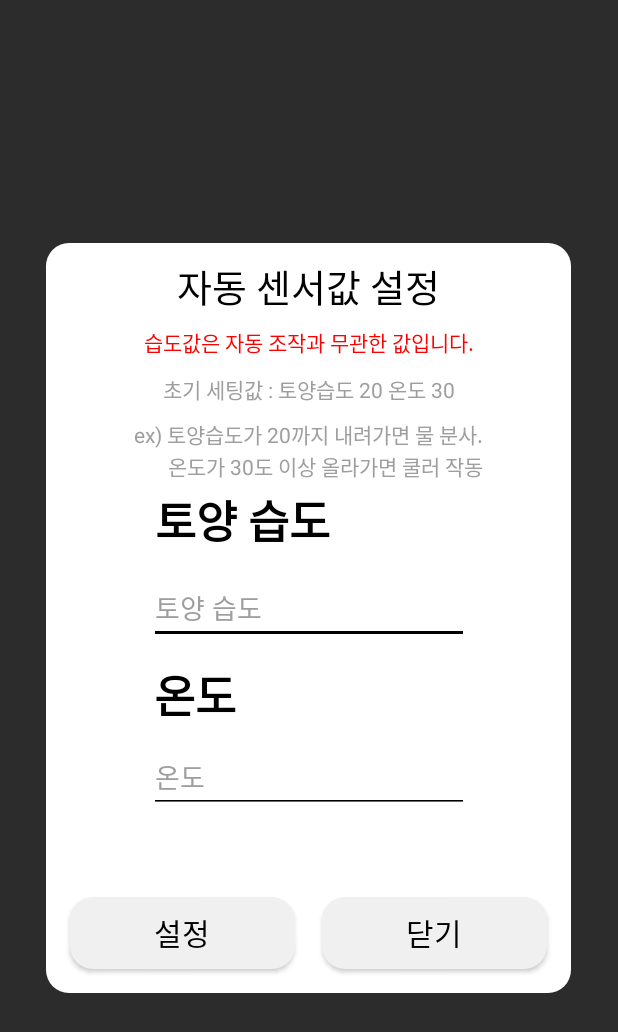
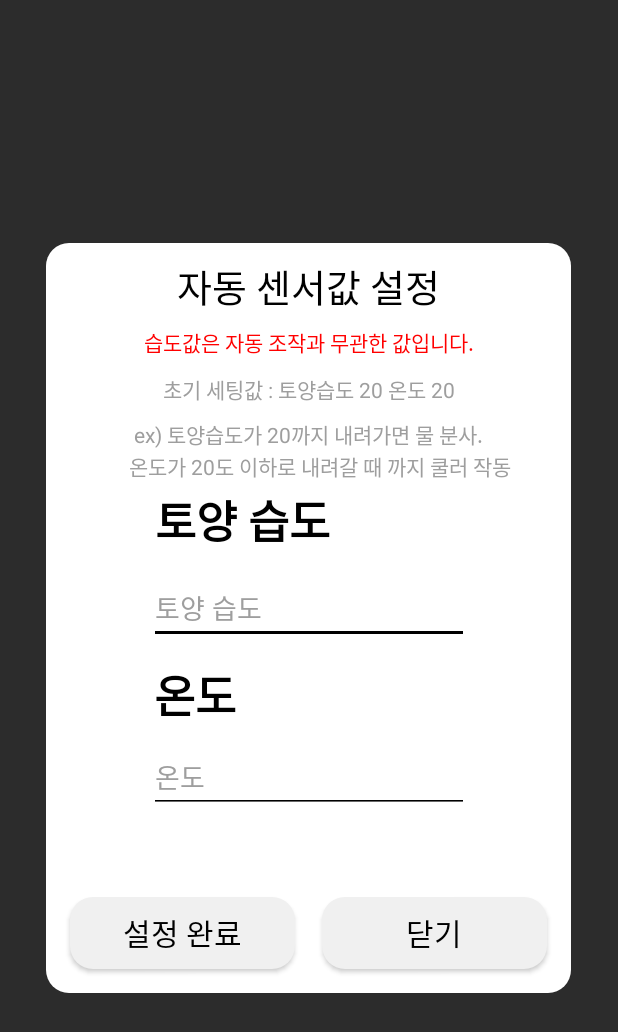
Before and after one commit to ggasin/PlantProject2, an Android app: the SettingAutoActivity screen opened directly, with no data from a screen before it, on a phone screen of 412 x 824 dp. Shown: the top 1032 px of the screen. Run offline under Robolectric (Android 15) with nearby library versions, the phone set to English and light mode, and no system bars; our stand-ins replace Firebase (no records; nobody signed in at launch, a user with empty details on screens opened directly).

```diff
--- a/app/src/main/java/com/example/plantproject/LoginActivity.java
+++ b/app/src/main/java/com/example/plantproject/LoginActivity.java
@@ -66,6 +66,7 @@ public class LoginActivity extends AppCompatActivity {
         mFirebaseAuth = FirebaseAuth.getInstance();
         mDatabaseRef = FirebaseDatabase.getInstance().getReference("plant");
         Pattern pattern = Patterns.EMAIL_ADDRESS;
+
         //로그인 버튼 리스너
         loginButton.setOnClickListener(new View.OnClickListener() {
                @Override
@@ -123,6 +124,9 @@ public class LoginActivity extends AppCompatActivity {
         goRegisterButton.setOnClickListener(new View.OnClickListener() {
             @Override
             public void onClick(View view) {
+                if(mFirebaseAuth.getCurrentUser()==null){
+                    Log.d("LO현재 로그인","null");
+                }
                 Intent intent = new Intent(LoginActivity.this , RegisterActivity.class);
                 startActivity(intent);
 
--- a/app/src/main/res/layout/activity_setting_auto.xml
+++ b/app/src/main/res/layout/activity_setting_auto.xml
@@ -39,7 +39,7 @@
             android:layout_marginBottom="16dp"
             android:background="@drawable/btn_litthe_round"
             android:onClick="shutDownClick"
-            android:text="설정"
+            android:text="설정 완료"
             android:textColor="@color/black"
             android:textSize="20dp"
             app:layout_constraintBottom_toBottomOf="parent"
@@ -137,7 +137,7 @@
             android:layout_width="wrap_content"
             android:layout_height="wrap_content"
             android:layout_marginTop="10dp"
-            android:text="초기 세팅값 : 토양습도 20 온도 30"
+            android:text="초기 세팅값 : 토양습도 20 온도 20"
             android:textColor="@color/grey_500"
             app:layout_constraintBottom_toTopOf="@+id/textView3"
             app:layout_constraintEnd_toEndOf="parent"
@@ -162,7 +162,7 @@
             android:id="@+id/textView10"
             android:layout_width="wrap_content"
             android:layout_height="wrap_content"
-            android:text="온도가 30도 이상 올라가면 쿨러 작동"
+            android:text="온도가 20도 이하로 내려갈 때 까지 쿨러 작동"
             android:textColor="@color/grey_500"
             app:layout_constraintEnd_toEndOf="parent"
             app:layout_constraintHorizontal_bias="0.583"
--- a/app/src/main/res/values/themes.xml
+++ b/app/src/main/res/values/themes.xml
@@ -19,5 +19,8 @@
     <!--팝업창 테마-->
     <style name="DialogTheme" parent="@style/Theme.AppCompat.NoActionBar">
         <item name="android:windowBackground">@color/dialogColor</item>
+        <item name="android:colorBackgroundCacheHint">@null</item>
+        <item name="android:windowIsTranslucent">true</item>
+        <item name="android:windowAnimationStyle">@null</item>
     </style>
 </resources>
```
Also changed, not shown: app/build.gradle (+4 -8 lines), app/src/main/java/com/example/plantproject/MyPageActivity.java (+16 -1 lines), app/src/main/java/com/example/plantproject/SplashActivity.java (+5 -4 lines).
